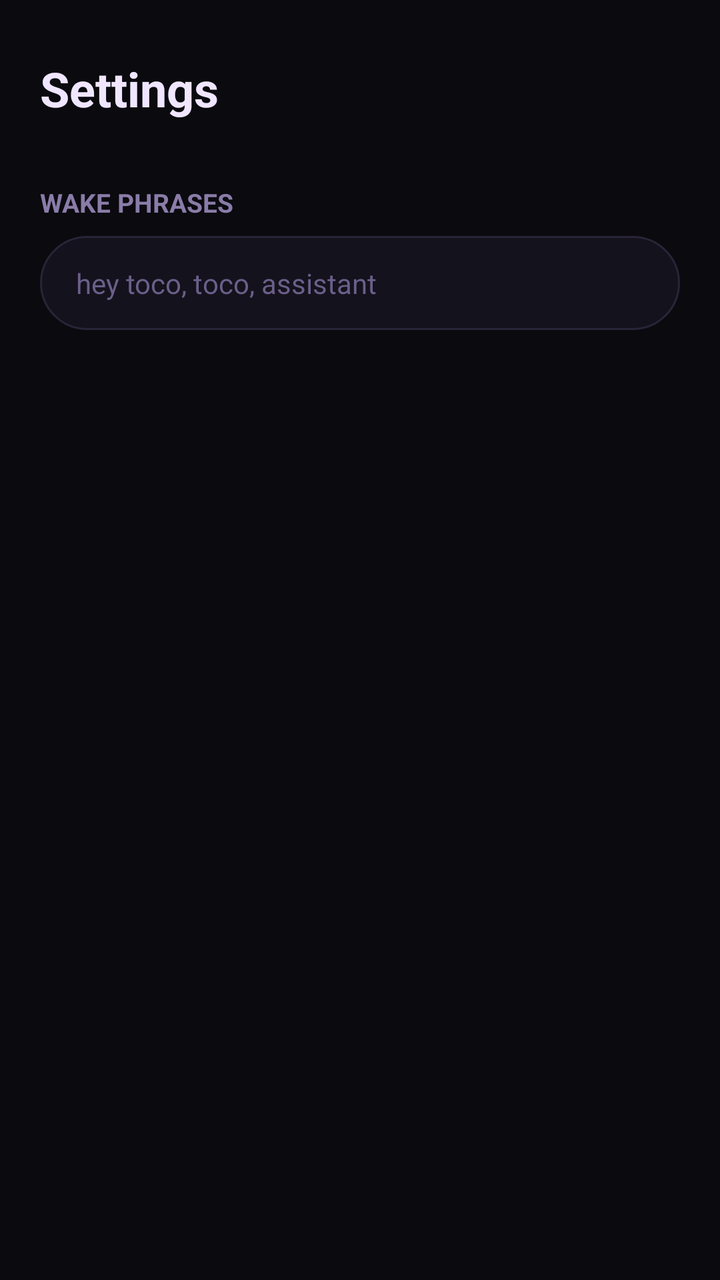
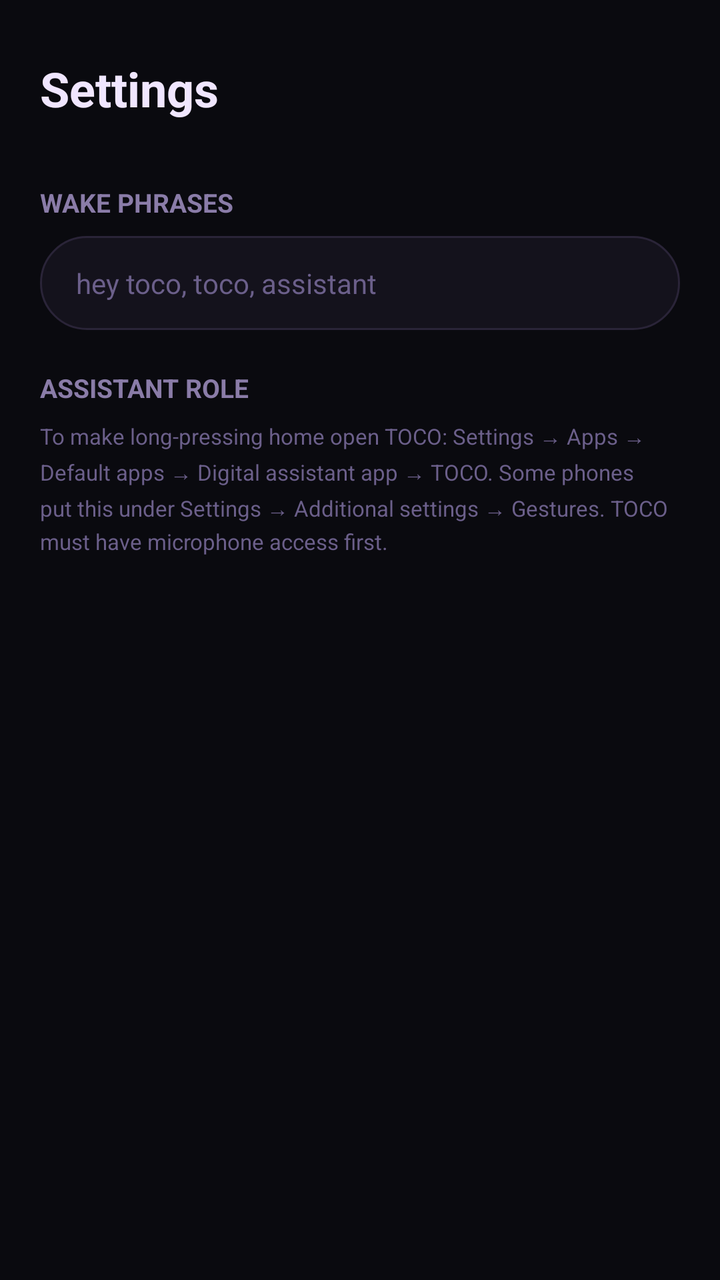

Screens rendered from an Android XML layout before and after an edit, with the pre-edit source and the edit as a unified diff.
<!-- AndroidManifest.xml: application theme Theme.Toco -->
<!-- res/layout/fragment_settings.xml -->
<?xml version="1.0" encoding="utf-8"?>
<LinearLayout xmlns:android="http://schemas.android.com/apk/res/android"
    android:layout_width="match_parent"
    android:layout_height="match_parent"
    android:orientation="vertical"
    android:paddingStart="@dimen/screen_padding"
    android:paddingEnd="@dimen/screen_padding"
    android:paddingTop="28dp">

    <TextView
        style="@style/Text.Greeting"
        android:layout_width="wrap_content"
        android:layout_height="wrap_content"
        android:text="@string/settings_title" />

    <ScrollView
        android:layout_width="match_parent"
        android:layout_height="0dp"
        android:layout_weight="1"
        android:layout_marginTop="18dp"
        android:clipToPadding="false"
        android:paddingBottom="20dp">

        <LinearLayout
            android:layout_width="match_parent"
            android:layout_height="wrap_content"
            android:orientation="vertical">

            <LinearLayout
                android:id="@+id/toggleList"
                android:layout_width="match_parent"
                android:layout_height="wrap_content"
                android:orientation="vertical" />

            <TextView
                android:layout_width="wrap_content"
                android:layout_height="wrap_content"
                android:layout_marginTop="14dp"
                android:layout_marginBottom="8dp"
                android:text="@string/wake_words_heading"
                android:textColor="@color/text_secondary"
                android:textSize="13sp"
                android:textStyle="bold" />

            <EditText
                android:id="@+id/etWakeWords"
                android:layout_width="match_parent"
                android:layout_height="wrap_content"
                android:background="@drawable/bg_command_bar"
                android:paddingStart="18dp"
                android:paddingEnd="18dp"
                android:paddingTop="14dp"
                android:paddingBottom="14dp"
                android:textColor="@color/text_primary"
                android:textColorHint="@color/text_hint"
                android:textSize="14sp"
                android:inputType="text"
                android:imeOptions="actionDone"
                android:importantForAutofill="no"
                android:hint="@string/wake_words_hint" />

            <TextView
                android:id="@+id/tvWakeNote"
                android:layout_width="match_parent"
                android:layout_height="wrap_content"
                android:layout_marginTop="10dp"
                android:textColor="@color/text_hint"
                android:textSize="11sp"
                android:lineSpacingExtra="3dp" />
        </LinearLayout>
    </ScrollView>
</LinearLayout>
<!-- resources referenced by this layout -->
<resources>
  <color name="text_hint">#6B5F8A</color>
  <color name="text_primary">#F0E6FF</color>
  <color name="text_secondary">#8A7CA8</color>
  <dimen name="screen_padding">20dp</dimen>
  <!-- drawable bg_command_bar (drawable) -->
  <?xml version="1.0" encoding="utf-8"?>
  <shape xmlns:android="http://schemas.android.com/apk/res/android" android:shape="rectangle">
      <solid android:color="@color/surface" />
      <corners android:radius="@dimen/command_bar_radius" />
      <stroke android:width="1dp" android:color="@color/border" />
  </shape>
  <string name="settings_title">Settings</string>
  <string name="wake_words_heading">WAKE PHRASES</string>
  <string name="wake_words_hint">hey toco, toco, assistant</string>
  <style name="Text.Greeting" parent="">
          <item name="android:textColor">@color/text_primary</item>
          <item name="android:textSize">24sp</item>
          <item name="android:textStyle">bold</item>
      </style>
  <style name="Theme.Toco" parent="Theme.AppCompat.NoActionBar">
          <item name="android:windowBackground">@color/bg</item>
          <item name="android:statusBarColor">@color/bg</item>
          <item name="android:navigationBarColor">@color/bg</item>
          <item name="android:windowLightStatusBar">false</item>
          <item name="colorAccent">@color/accent</item>
      </style>
  <color name="surface">#14121C</color>
  <dimen name="command_bar_radius">28dp</dimen>
  <color name="border">#2A2438</color>
  <color name="bg">#0A0A0F</color>
  <color name="accent">#9B7CFF</color>
</resources>

<!-- the commit's change to res/layout/fragment_settings.xml (unified diff, before → after) -->
@@ -60,6 +60,25 @@
                 android:hint="@string/wake_words_hint" />
 
             <TextView
+                android:layout_width="wrap_content"
+                android:layout_height="wrap_content"
+                android:layout_marginTop="20dp"
+                android:layout_marginBottom="8dp"
+                android:text="@string/assist_heading"
+                android:textColor="@color/text_secondary"
+                android:textSize="13sp"
+                android:textStyle="bold" />
+
+            <TextView
+                android:layout_width="match_parent"
+                android:layout_height="wrap_content"
+                android:layout_marginBottom="4dp"
+                android:text="@string/assist_note"
+                android:textColor="@color/text_hint"
+                android:textSize="11sp"
+                android:lineSpacingExtra="3dp" />
+
+            <TextView
                 android:id="@+id/tvWakeNote"
                 android:layout_width="match_parent"
                 android:layout_height="wrap_content"
<!-- resource entries referenced after the edit -->
@@ -11,6 +11,10 @@
       <corners android:radius="@dimen/command_bar_radius" />
       <stroke android:width="1dp" android:color="@color/border" />
   </shape>
+  <string name="assist_heading">ASSISTANT ROLE</string>
+  <string name="assist_note">To make long-pressing home open TOCO: Settings → Apps → Default apps → Digital assistant app → TOCO.
+  
+  Some phones put this under Settings → Additional settings → Gestures. TOCO must have microphone access first.</string>
   <string name="settings_title">Settings</string>
   <string name="wake_words_heading">WAKE PHRASES</string>
   <string name="wake_words_hint">hey toco, toco, assistant</string>
